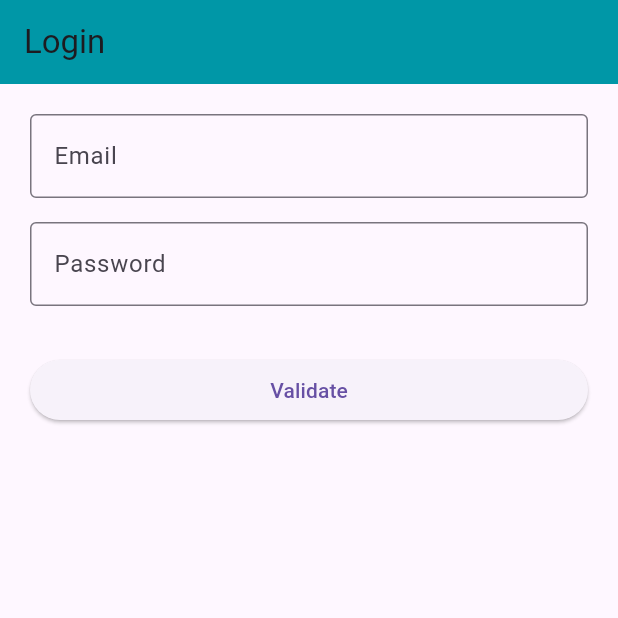
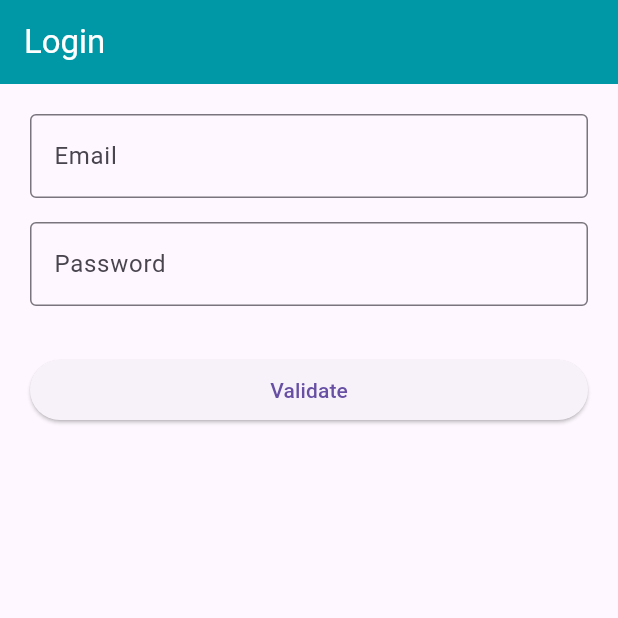
Before and after one commit to lgeromegnace/test-flutter-weather-forcast, a Flutter app: the screen it shows after launch, on a phone screen of 412 x 824 dp, the top half of it. Run offline on Flutter 3.47's test engine with Material 2 defaults, Android fonts, the phone set to English and light mode, and no system bars; our stand-ins replace email_validator; accounts and stored records are empty.

Commit message:
Fix colors.

```diff
--- a/lib/features/forecast/forecast_screen.dart
+++ b/lib/features/forecast/forecast_screen.dart
@@ -29,7 +29,8 @@ class _ForeCastScreenState extends State<ForeCastScreen> {
       builder:(context, session, _) {
         return Scaffold(
           appBar: AppBar(
-            title: Text('Bienvenue ${session.user?.name}'),
+            title: Text('Bienvenue ${session.user?.name}',
+            style: Theme.of(context).textTheme.headline6),
           ),
           body: Padding(
             padding: const EdgeInsets.all(8.0),
--- a/lib/features/login/login_screen.dart
+++ b/lib/features/login/login_screen.dart
@@ -21,7 +21,8 @@ class _LoginScreenState extends State<LoginScreen> {
   Widget build(BuildContext context) {
     return Scaffold(
       appBar: AppBar(
-        title: const Text('Login'),
+        title: Text('Login',
+            style: Theme.of(context).textTheme.headline6),
       ),
       body: Form(
         key: _formKey,
--- a/lib/main.dart
+++ b/lib/main.dart
@@ -34,8 +34,6 @@ class MyApp extends StatelessWidget {
           appBarTheme: Theme.of(context).appBarTheme.copyWith(
             color: const Color(0xFF0097a7),
           ),
-          // primaryColor: const Color(0xFF222727),
-          // cardColor: Colors.black12,
         ),
         initialRoute: '/',
         routes: {
```
